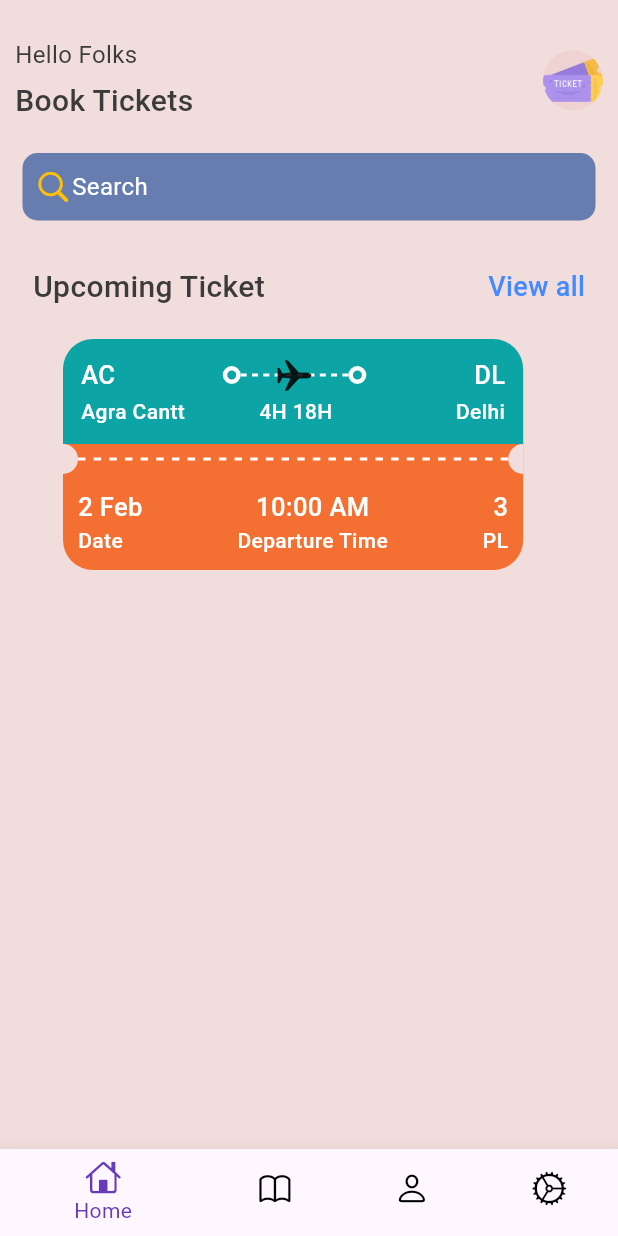
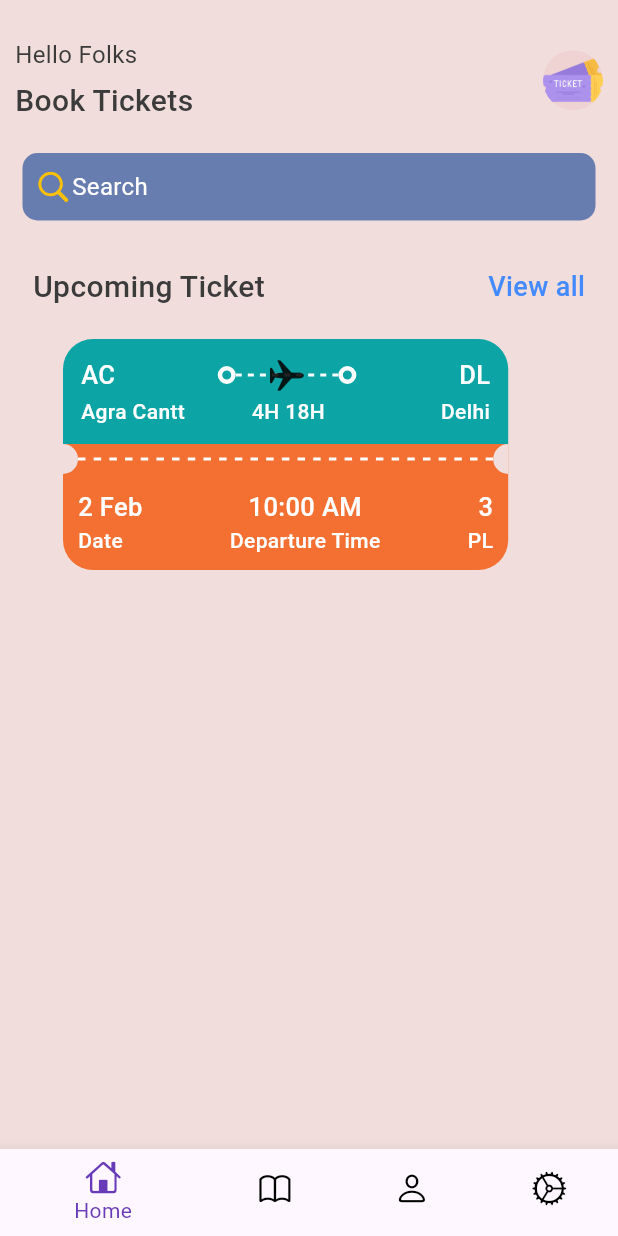
Before and after one commit to tarun1sisodia/Android-Studio-Flutter, a Flutter app: the screen it shows after launch, on a phone screen of 412 x 824 dp. Run offline on Flutter 3.47's test engine with Material 3 defaults, Android fonts, the phone set to English and light mode, and no system bars.

Commit message:
Update Margin for tickets

```diff
--- a/checkup2/lib/base/widgets/ticket_view.dart
+++ b/checkup2/lib/base/widgets/ticket_view.dart
@@ -10,7 +10,8 @@ import 'package:flutter/material.dart';
 import '../res/styles/app_styles.dart';
 
 class TicketView extends StatelessWidget {
-  const TicketView({super.key});
+  final bool wholeScreen;
+  const TicketView({super.key, this.wholeScreen = false});
 
   @override
   Widget build(BuildContext context) {
@@ -25,7 +26,7 @@ class TicketView extends StatelessWidget {
       height: 183,
       child: Container(
         padding: const EdgeInsets.symmetric(horizontal: 10, vertical: 10),
-        // margin: const EdgeInsets.only(right: 16),
+        margin: EdgeInsets.only(right: wholeScreen == true ? 0 : 10),
         //WHole ticket background color.
         // color: Colors.pinkAccent,
         child: Column(
```
